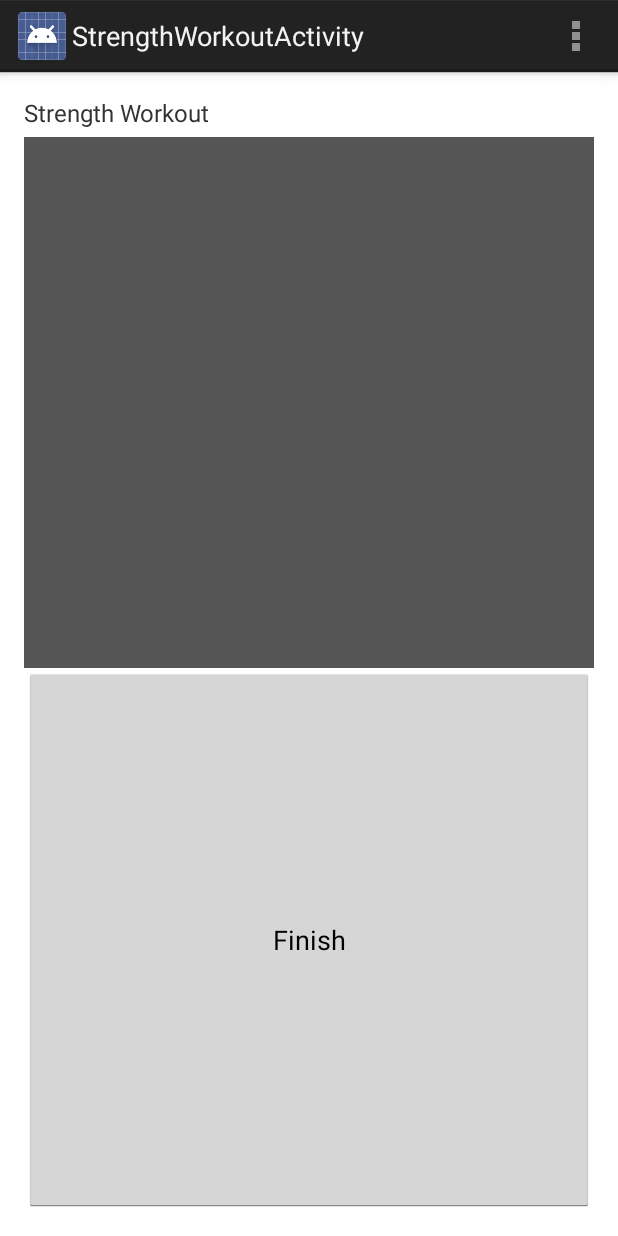
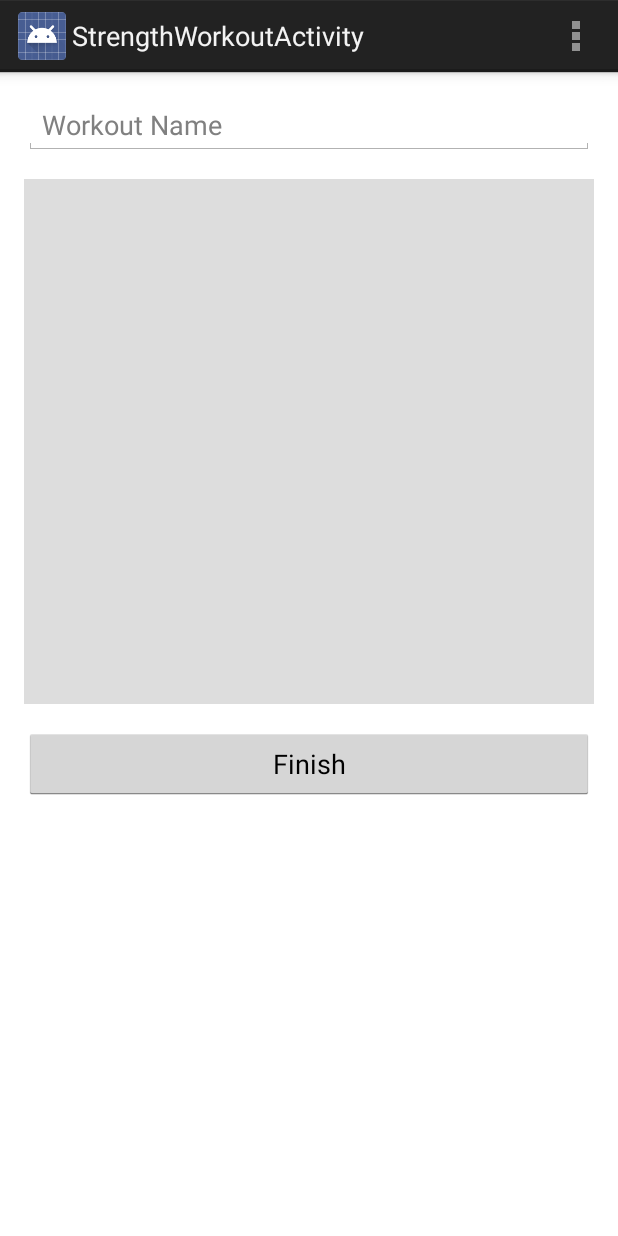
Before and after one commit to Beakar/SwoleMate, an Android app: the StrengthWorkoutActivity screen opened directly, with no data from a screen before it, on a phone screen of 412 x 824 dp. Run offline under Robolectric (Android 15) with nearby library versions, the phone set to English and light mode, and no system bars.

Commit message:
Strength Workout layout reworked

```diff
--- a/app/src/main/res/layout/strength_workout_activity.xml
+++ b/app/src/main/res/layout/strength_workout_activity.xml
@@ -1,34 +1,27 @@
 <?xml version="1.0" encoding="utf-8"?>
-<RelativeLayout xmlns:android="http://schemas.android.com/apk/res/android"
+<LinearLayout xmlns:android="http://schemas.android.com/apk/res/android"
     android:layout_width="match_parent"
     android:layout_height="match_parent"
     android:background="@color/app_background"
-    android:gravity="left" >
+    android:gravity="left"
+    android:orientation="vertical">
 
-    <TextView
-        android:id="@+id/history_label"
-        android:layout_width="wrap_content"
+    <EditText
+        android:layout_width="match_parent"
         android:layout_height="wrap_content"
-        android:layout_marginBottom="5dp"
         android:layout_marginLeft="@dimen/activity_horizontal_margin"
+        android:layout_marginRight="@dimen/activity_horizontal_margin"
         android:layout_marginTop="@dimen/activity_vertical_margin"
-        android:text="@string/strength_workout"
-        android:textSize="@dimen/title_text_size" />
-
+        android:hint="@string/workout_name"/>
     <LinearLayout
         android:id="@+id/listContainer1"
         android:layout_width="wrap_content"
         android:layout_height="wrap_content"
-        android:layout_below="@id/history_label"
-        android:layout_marginLeft="@dimen/activity_horizontal_margin"
-        android:layout_marginRight="@dimen/activity_horizontal_margin"
-        android:background="@color/list_border_color"
-        android:orientation="vertical" >
-
+        android:layout_below="@id/history_label">
         <ListView
             android:id="@+id/strengthList"
             android:layout_width="wrap_content"
-            android:layout_height="322dp"
+            android:layout_height="350dp"
             android:layout_marginBottom="@dimen/list_border_width"
             android:layout_marginLeft="@dimen/list_border_width"
             android:layout_marginRight="@dimen/list_border_width"
@@ -47,12 +40,10 @@
         android:id="@+id/finishButton1"
         android:layout_width="match_parent"
         android:layout_height="wrap_content"
-        android:layout_alignParentBottom="true"
-        android:layout_below="@id/listContainer1"
         android:layout_centerHorizontal="true"
         android:layout_marginBottom="@dimen/activity_vertical_margin"
         android:layout_marginLeft="@dimen/activity_horizontal_margin"
         android:layout_marginRight="@dimen/activity_horizontal_margin"
         android:text="@string/finish" />
 
-</RelativeLayout>
+</LinearLayout>
--- a/app/src/main/res/values/colors.xml
+++ b/app/src/main/res/values/colors.xml
@@ -3,6 +3,6 @@
     <color name="app_background">#FFFFFF</color>
     <color name="black">#000000</color>
     <color name="list_border_color">#555555</color>
-    <color name="list_background">#555555</color>
+    <color name="list_background">#DDDDDD</color>
     <color name="list_divider_color">#555555</color>
 </resources>
--- a/app/src/main/res/values/strings.xml
+++ b/app/src/main/res/values/strings.xml
@@ -9,6 +9,7 @@
     <string name="enter_info_request">Please enter your information below:</string>
     <string name="finish">Finish</string>
     <string name="hello_user"></string>
+    <string name="workout_name">Workout Name</string>
     <string name="other">Other</string>
     <string name="strength">Strength</string>
     <string name="strength_workout">Strength Workout</string>
```
Also changed, not shown: 2 other files.
